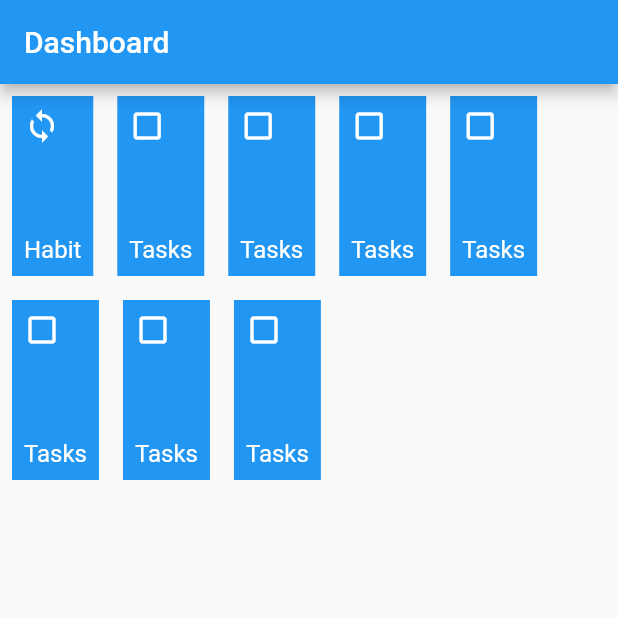
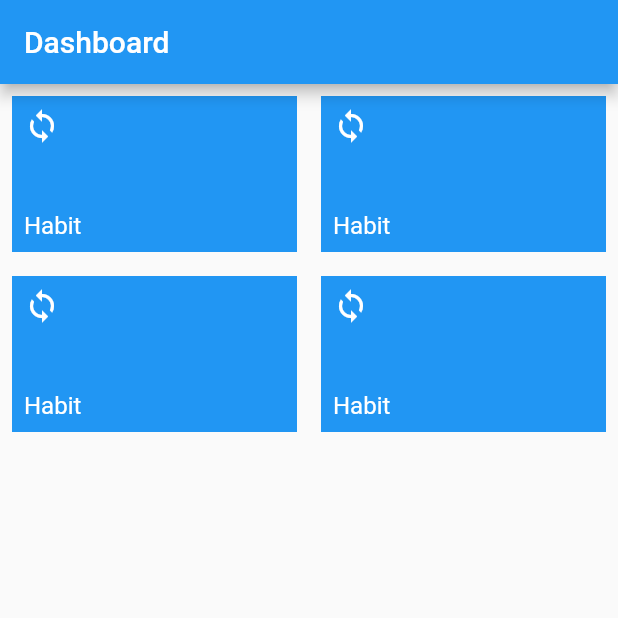
Before and after one commit to Tipertuba/tasks-tiper-app, a Flutter app: the screen it shows after launch, on a phone screen of 412 x 824 dp, the top half of it. Run offline on Flutter 3.47's test engine with Material 2 defaults, Android fonts, the phone set to English and light mode, and no system bars.

Commit message:
Spacing buttons in dashboard

```diff
--- a/lib/screens/dashboard.dart
+++ b/lib/screens/dashboard.dart
@@ -7,24 +7,33 @@ class Dashboard extends StatelessWidget {
       appBar: AppBar(
         title: Text('Dashboard'),
       ),
-      body: Wrap(
-        children: [
-          _FeatureItem("Habit", Icons.loop, onClick: null),
-          _FeatureItem("Tasks", Icons.check_box_outline_blank,
-              onClick: null),
-          _FeatureItem("Tasks", Icons.check_box_outline_blank,
-              onClick: null),
-          _FeatureItem("Tasks", Icons.check_box_outline_blank,
-              onClick: null),
-          _FeatureItem("Tasks", Icons.check_box_outline_blank,
-              onClick: null),
-          _FeatureItem("Tasks", Icons.check_box_outline_blank,
-              onClick: null),
-          _FeatureItem("Tasks", Icons.check_box_outline_blank,
-              onClick: null),
-          _FeatureItem("Tasks", Icons.check_box_outline_blank,
-              onClick: null),
-        ],
+      body: LayoutBuilder(
+        builder: (BuildContext context, BoxConstraints constraints) {
+          return Wrap(
+            children: [
+              Container(
+                height: 120,
+                width: MediaQuery.of(context).size.width / 2,
+                child: _FeatureItem("Habit", Icons.loop, onClick: null),
+              ),
+              Container(
+                height: 120,
+                width: MediaQuery.of(context).size.width / 2,
+                child: _FeatureItem("Habit", Icons.loop, onClick: null),
+              ),
+              Container(
+                height: 120,
+                width: MediaQuery.of(context).size.width / 2,
+                child: _FeatureItem("Habit", Icons.loop, onClick: null),
+              ),
+              Container(
+                height: 120,
+                width: MediaQuery.of(context).size.width / 2,
+                child: _FeatureItem("Habit", Icons.loop, onClick: null),
+              )
+            ],
+          );
+        },
       ),
     );
   }
```
